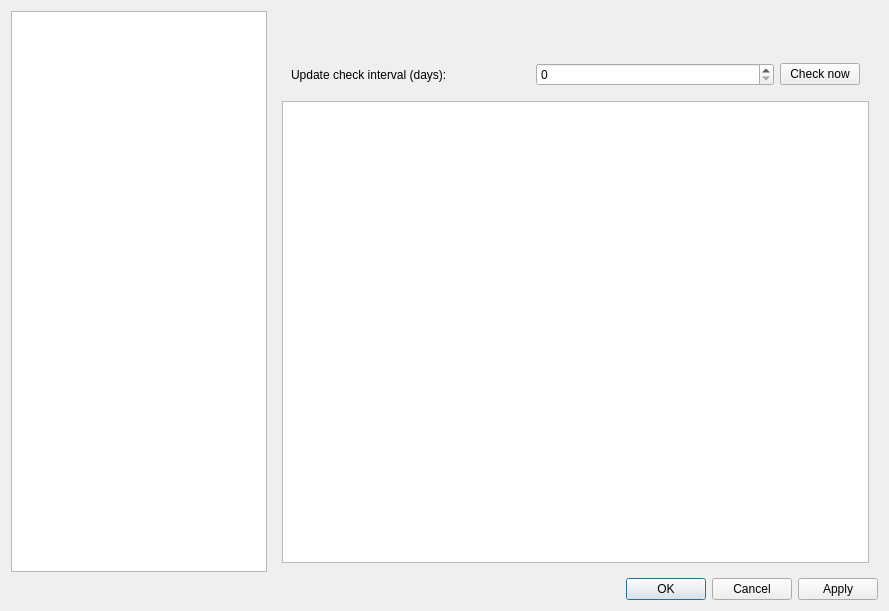
9000000/ScreenTranslator, file src/settingseditor.ui: the form before one commit.
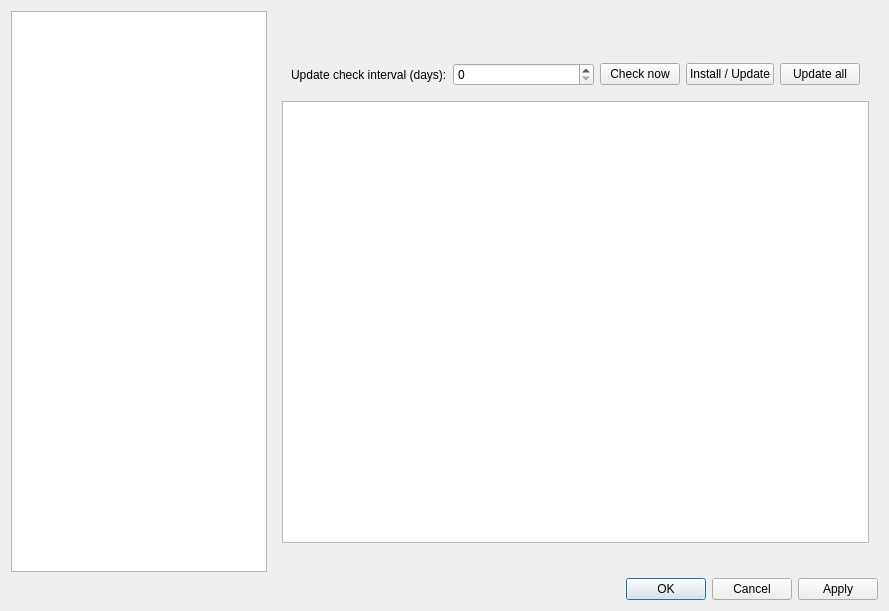
The form after the commit. The open tabs and pages were chosen to show the change. Custom widgets are drawn as their Qt base class.

Diff of the .ui file:
```diff
--- a/src/settingseditor.ui
+++ b/src/settingseditor.ui
@@ -692,9 +692,45 @@
               </property>
              </widget>
             </item>
+            <item>
+             <widget class="QPushButton" name="installUpdate">
+              <property name="sizePolicy">
+               <sizepolicy hsizetype="Maximum" vsizetype="Fixed">
+                <horstretch>0</horstretch>
+                <verstretch>0</verstretch>
+               </sizepolicy>
+              </property>
+              <property name="text">
+               <string>Install / Update</string>
+              </property>
+             </widget>
+            </item>
+            <item>
+             <widget class="QPushButton" name="updateAll">
+              <property name="sizePolicy">
+               <sizepolicy hsizetype="Maximum" vsizetype="Fixed">
+                <horstretch>0</horstretch>
+                <verstretch>0</verstretch>
+               </sizepolicy>
+              </property>
+              <property name="text">
+               <string>Update all</string>
+              </property>
+             </widget>
+            </item>
            </layout>
           </widget>
          </item>
+         <item row="2" column="0" colspan="2">
+          <widget class="QLabel" name="updateStatusLabel">
+           <property name="text">
+            <string/>
+           </property>
+           <property name="wordWrap">
+            <bool>true</bool>
+           </property>
+          </widget>
+         </item>
         </layout>
        </widget>
        <widget class="QWidget" name="pageAbout">
```
